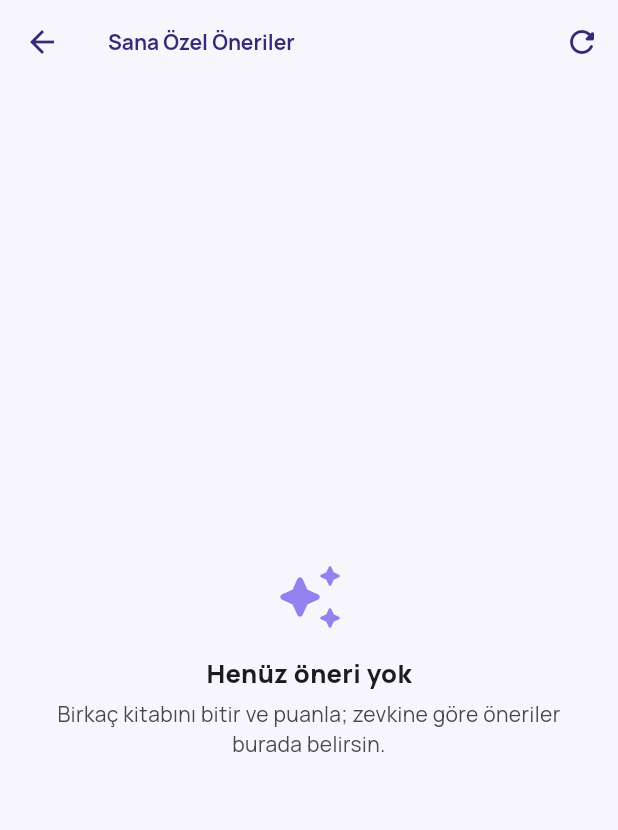
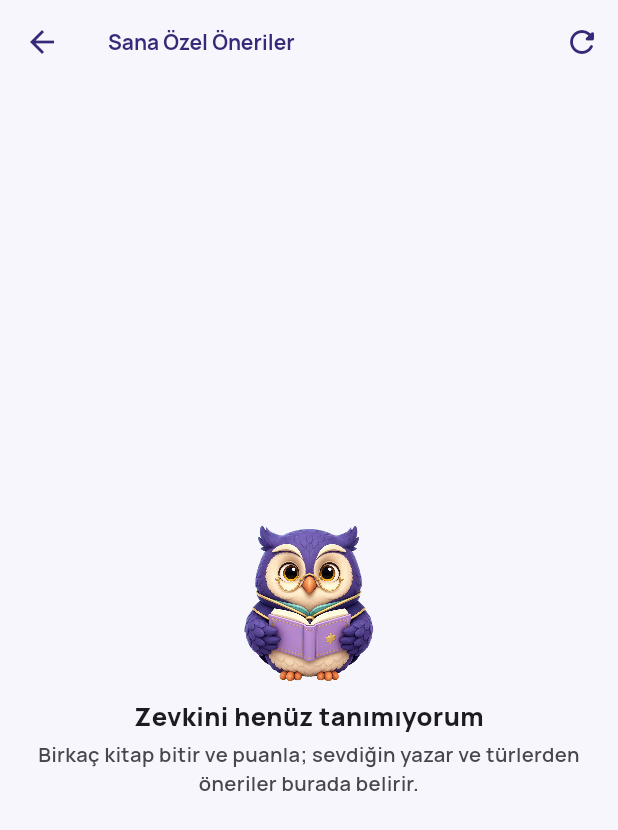
Before and after one commit to cagdaskotan/book-go, a Flutter app: the RecommendationsPage screen opened by its route, on a phone screen of 412 x 824 dp. Shown: the top 830 px of the screen. Run offline on Flutter 3.47's test engine with Material 3 defaults, Android fonts, the phone set to English and light mode, and no system bars; our stand-ins replace cached_network_image, file_picker, flutter_local_notifications, google_fonts, image_picker, share_plus and 3 more; missing offline and left inert: google_mlkit_text_recognition, mobile_scanner; accounts and stored records are empty.

Commit message:
Bilge'yi boş ekranlara yay, ilerleme çubuğunu senkronla
Maskot kullanımı için seçilen yön: sessiz refakatçi. Bilge dolu ekranlarda
ortalıkta dolaşmıyor; boş ekranlarda, kutlamalarda ve karşılamada görünüyor.
Boş ekran karakterin görünmesi için doğru yer — kullanıcı o an bir şey
okumuyor, yönlendirilmeye açık.

- Yeni lib/widgets/empty_state.dart: boş ekranların tek kaynağı (maskot,
  başlık, açıklama, opsiyonel eylem düğmesi; kart içi için kompakt kipi)
- Favoriler, öneriler, alıntı bölümü ve anı defteri artık genel ikon yerine
  Bilge gösteriyor; metinler "henüz yok" bildirmekten "şunu yap, şu olur"
  davetine çevrildi
- Favoriler ve öneriler ekranları yeni bileşene taşındı

İlerleme çubuğu: çubuk akıcı kayıyor ama yüzde sayısı anında zıplıyordu.
İkisi artık tek animasyondan besleniyor, sayı da sayarak yükseliyor.
Sistemde "animasyonları azalt" açıksa değer anında yerine oturuyor.

Co-Authored-By: Claude Opus 5 (1M context) <noreply@anthropic.com>

```diff
--- a/book_app/lib/pages/recommendations_page.dart
+++ b/book_app/lib/pages/recommendations_page.dart
@@ -8,6 +8,8 @@ import '../utils/web_search.dart';
 import '../widgets/add_book_modal.dart';
 import '../widgets/book_cover.dart';
 import 'plus_screen.dart';
+import '../widgets/empty_state.dart';
+import '../widgets/mascot.dart';
 
 class RecommendationsPage extends StatefulWidget {
   const RecommendationsPage({super.key});
@@ -115,31 +117,13 @@ class _RecommendationsPageState extends State<RecommendationsPage> {
     if (_recs.isEmpty) {
       return Center(
         child: Padding(
-          padding: const EdgeInsets.all(32),
-          child: Column(
-            mainAxisSize: MainAxisSize.min,
-            children: [
-              Icon(
-                Icons.auto_awesome_rounded,
-                size: 48,
-                color: cs.primary.withValues(alpha: .7),
-              ),
-              const SizedBox(height: 14),
-              Text(
-                'Henüz öneri yok',
-                style: TextStyle(
-                  fontWeight: FontWeight.w900,
-                  fontSize: 17,
-                  color: cs.onSurface,
-                ),
-              ),
-              const SizedBox(height: 6),
-              Text(
-                'Birkaç kitabını bitir ve puanla; zevkine göre öneriler burada belirsin.',
-                textAlign: TextAlign.center,
-                style: TextStyle(color: cs.onSurfaceVariant, height: 1.4),
-              ),
-            ],
+          padding: EdgeInsets.zero,
+          child: const EmptyState(
+            title: 'Zevkini henüz tanımıyorum',
+            message:
+                'Birkaç kitap bitir ve puanla; sevdiğin yazar ve türlerden '
+                'öneriler burada belirir.',
+            mood: MascotMood.reading,
           ),
         ),
       );
--- /dev/null
+++ b/book_app/lib/widgets/empty_state.dart
@@ -0,0 +1,96 @@
+import 'package:flutter/material.dart';
+
+import '../theme/app_scale.dart';
+import 'mascot.dart';
+
+/// Boş ekranların tek kaynağı.
+///
+/// Boş bir liste, kullanıcının bir şeyi yanlış yaptığı an değil; henüz
+/// başlamadığı an. O yüzden her boş ekran bir davet: ne olduğunu söyler, ne
+/// kazandıracağını anlatır ve mümkünse doğrudan düğmesini önüne koyar.
+///
+/// Maskot Bilge burada bilinçli olarak var: boş ekran, karakterin görünmesi
+/// için doğru yer — kullanıcı o an bir şey okumuyor, yönlendirilmeye açık.
+/// Dolu ekranlarda Bilge ortalıkta dolaşmıyor; sessiz bir refakatçi.
+class EmptyState extends StatelessWidget {
+  const EmptyState({
+    super.key,
+    required this.title,
+    required this.message,
+    this.mood = MascotMood.encourage,
+    this.actionLabel,
+    this.actionIcon,
+    this.onAction,
+    this.compact = false,
+  });
+
+  /// Tek satırlık durum başlığı — "Rafın boş duruyor" gibi, suçlamadan.
+  final String title;
+
+  /// İki satırı geçmeyen açıklama: ne olacağını ve neye yaradığını söyler.
+  final String message;
+
+  /// Bilge'nin ruh hâli. Bekleyen bir boşluk için [MascotMood.encourage],
+  /// okumaya dair bir boşluk için [MascotMood.reading] uygun.
+  final MascotMood mood;
+
+  final String? actionLabel;
+  final IconData? actionIcon;
+  final VoidCallback? onAction;
+
+  /// Kart içine gömülen küçük boşluklar için (örneğin alıntı bölümü).
+  final bool compact;
+
+  bool get _hasAction => actionLabel != null && onAction != null;
+
+  @override
+  Widget build(BuildContext context) {
+    final cs = Theme.of(context).colorScheme;
+    final mascotSize = compact ? 72.0 : 104.0;
+
+    return Padding(
+      padding: EdgeInsets.all(compact ? Gap.lg : Gap.xl),
+      child: Column(
+        mainAxisSize: MainAxisSize.min,
+        children: [
+          Mascot(mood: mood, size: mascotSize),
+          SizedBox(height: compact ? Gap.sm : Gap.md),
+          Text(
+            title,
+            textAlign: TextAlign.center,
+            style: TextStyle(
+              fontWeight: FontWeight.w900,
+              fontSize: compact ? 15.5 : 17,
+              color: cs.onSurface,
+            ),
+          ),
+          const SizedBox(height: Gap.xs),
+          Text(
+            message,
+            textAlign: TextAlign.center,
+            style: TextStyle(
+              color: cs.onSurfaceVariant,
+              height: 1.4,
+              fontWeight: FontWeight.w600,
+              fontSize: compact ? 12.5 : 13.5,
+            ),
+          ),
+          if (_hasAction) ...[
+            SizedBox(height: compact ? Gap.md : Gap.lg),
+            SizedBox(
+              width: double.infinity,
+              child: FilledButton.icon(
+                onPressed: onAction,
+                icon: Icon(actionIcon ?? Icons.add_rounded),
+                label: Text(actionLabel!),
+                style: FilledButton.styleFrom(
+                  padding: const EdgeInsets.symmetric(vertical: 14),
+                ),
+              ),
+            ),
+          ],
+        ],
+      ),
+    );
+  }
+}
```
Also changed, not shown: book_app/lib/pages/favorites.dart (+8 -24 lines), book_app/lib/pages/journal_gallery.dart (+2 -5 lines), book_app/lib/widgets/app_progress_bar.dart (+28 -10 lines), book_app/lib/widgets/quote_section.dart (+2 -5 lines).
